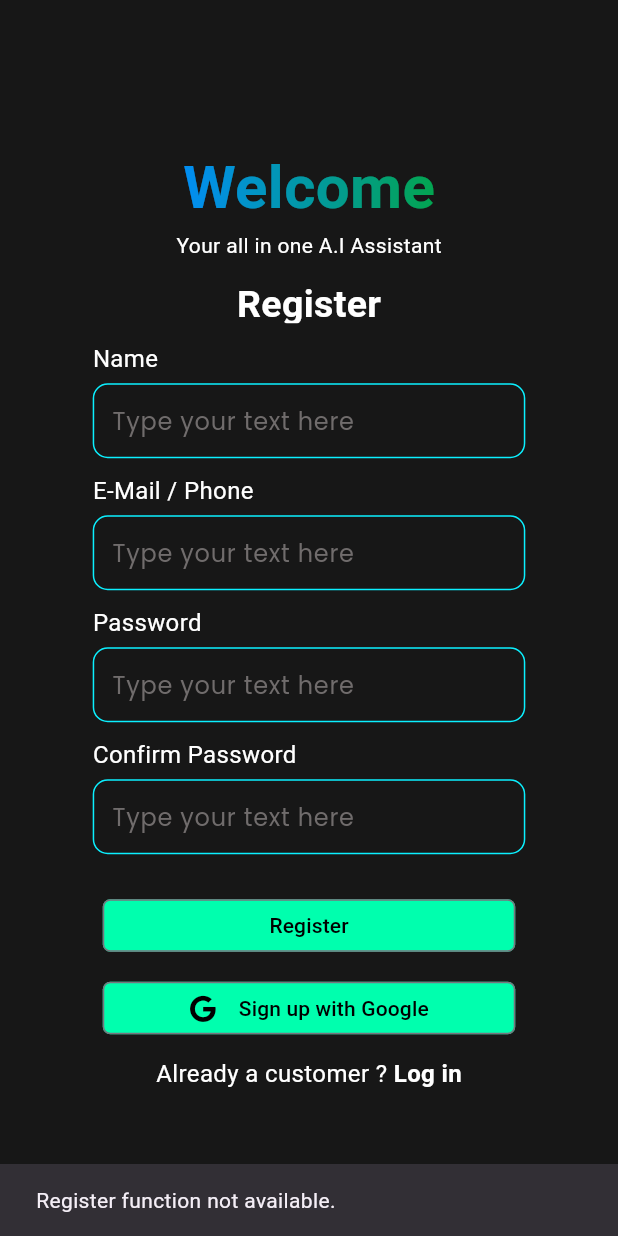
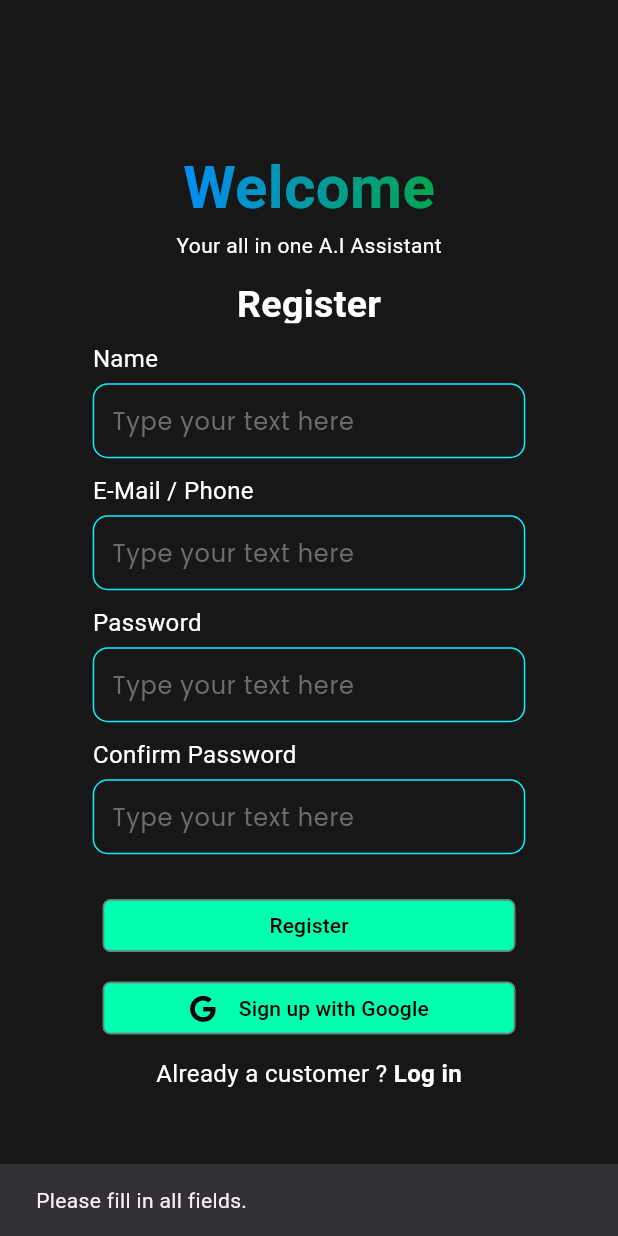
Before and after one commit to shivam1raj5/AI_Based_Assignment_Application_Flutter, a Flutter app: the Signup screen opened directly, after a tap on "Register", on a phone screen of 412 x 824 dp. Run offline on Flutter 3.47's test engine with Material 2 defaults, Android fonts, the phone set to English and light mode, and no system bars; our stand-ins replace animated_text_kit, flutter_markdown, font_awesome_flutter; missing offline and left inert: dart_openai.

Commit message:
Login Signup field are mandatory from now

```diff
--- a/lib/chat_page.dart
+++ b/lib/chat_page.dart
@@ -40,7 +40,7 @@ class _ChatPageState extends State<ChatPage> {
   @override
   Widget build(BuildContext context) {
     double screenWidth = MediaQuery.of(context).size.width;
-    const String subject1 = 'Subject : ';
+    const String subject1 = 'Title : ';
     String subject2 = widget.question;
 
     return SafeArea(
--- a/lib/signup.dart
+++ b/lib/signup.dart
@@ -10,6 +10,10 @@ class Signup extends StatefulWidget {
 }
 
 class _SignupState extends State<Signup> {
+  TextEditingController nameController = TextEditingController();
+  TextEditingController emailController = TextEditingController();
+  TextEditingController passwordController = TextEditingController();
+  TextEditingController confirmpasswordController = TextEditingController();
   @override
   Widget build(BuildContext context) {
     return SafeArea(
@@ -66,28 +70,54 @@ class _SignupState extends State<Signup> {
                           ),
                         ),
                       ),
-                      buildTextField("Name", screenWidth),
-                      buildTextField("E-Mail / Phone", screenWidth),
-                      buildTextField("Password", screenWidth),
-                      buildTextField("Confirm Password", screenWidth),
+                      buildTextField("Name", screenWidth, nameController),
+                      buildTextField(
+                          "E-Mail / Phone", screenWidth, emailController),
+                      buildTextField(
+                          "Password", screenWidth, passwordController),
+                      buildTextField("Confirm Password", screenWidth,
+                          confirmpasswordController),
                       Column(
                         mainAxisAlignment: MainAxisAlignment.center,
                         children: [
                           buildOutlinedButton1("Register", () {
+                            if (nameController.text.isEmpty ||
+                                emailController.text.isEmpty ||
+                                passwordController.text.isEmpty ||
+                                confirmpasswordController.text.isEmpty) {
                               ScaffoldMessenger.of(context).showSnackBar(
                                 const SnackBar(
-                                content: Text('Register function not available.'),
+                                  content: Text('Please fill in all fields.'),
                                 ),
                               );
+                            } else {
+                              ScaffoldMessenger.of(context).showSnackBar(
+                                const SnackBar(
+                                  content:
+                                      Text('Register function not available.'),
+                                ),
+                              );
+                            }
                           }),
                           const SizedBox(width: 20),
                           buildOutlinedButton2("Sign up with Google", () {
+                            if (nameController.text.isEmpty ||
+                                emailController.text.isEmpty ||
+                                passwordController.text.isEmpty ||
+                                confirmpasswordController.text.isEmpty) {
+                              ScaffoldMessenger.of(context).showSnackBar(
+                                const SnackBar(
+                                  content: Text('Please fill in all fields.'),
+                                ),
+                              );
+                            } else {
                               ScaffoldMessenger.of(context).showSnackBar(
                                 const SnackBar(
                                   content:
                                       Text('Google function not available.'),
                                 ),
                               );
+                            }
                           }),
                         ],
                       ),
@@ -132,7 +162,8 @@ class _SignupState extends State<Signup> {
     );
   }
 
-  Widget buildTextField(String label, double screenWidth) {
+  Widget buildTextField(
+      String label, double screenWidth, TextEditingController controller) {
     return Column(
       crossAxisAlignment: CrossAxisAlignment.start,
       children: [
@@ -154,6 +185,7 @@ class _SignupState extends State<Signup> {
             borderRadius: BorderRadius.circular(10.0),
           ),
           child: TextField(
+            controller: controller,
             onChanged: (value) {
               setState(() {});
             },
```
Also changed, not shown: lib/signin.dart (+20 -6 lines). Lines whose indentation alone changed are shown as unchanged.
